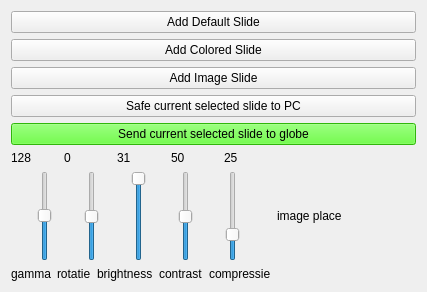
Old version of the form slidecontrol.ui in the repository magnocube/POV-Globe.
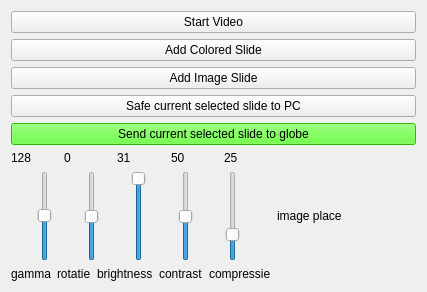
New version of the form.

Commit message: added video support!!!!

Patch:
```diff
--- a/slidecontrol.ui
+++ b/slidecontrol.ui
@@ -19,7 +19,7 @@
      <item>
       <widget class="QPushButton" name="addSlideButton">
        <property name="text">
-        <string>Add Default Slide</string>
+        <string>Start Video</string>
        </property>
       </widget>
      </item>
```
Left out of the diff: 2 changed lines with no effect on the pictures. The commit also changes 4 other files.
